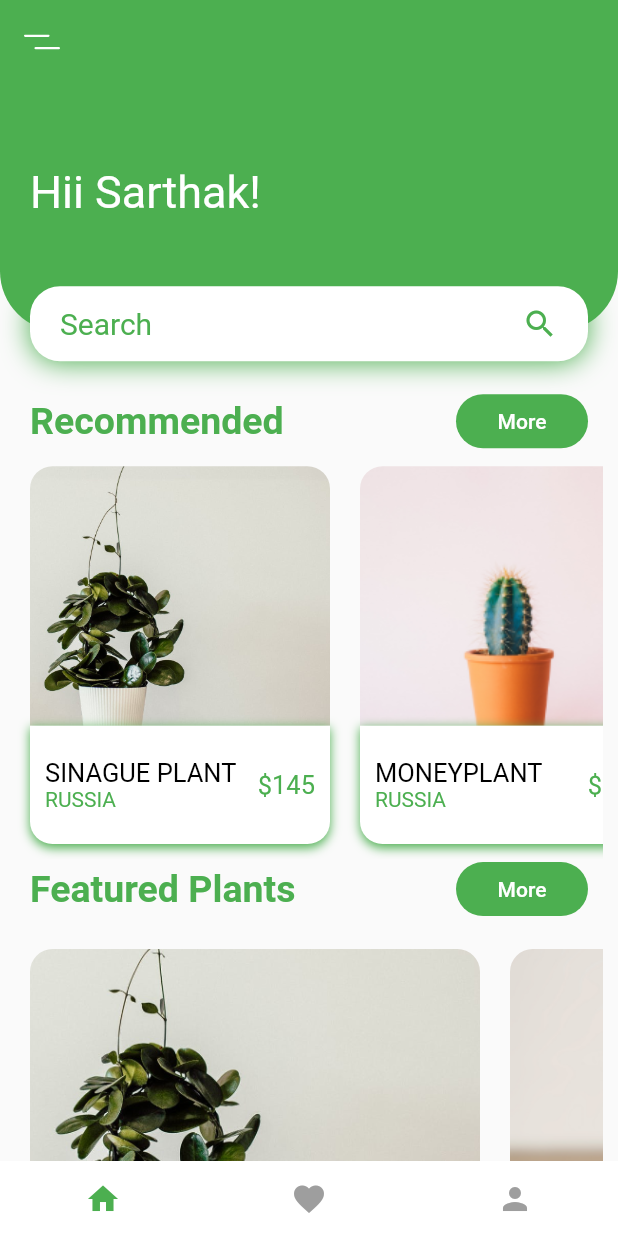
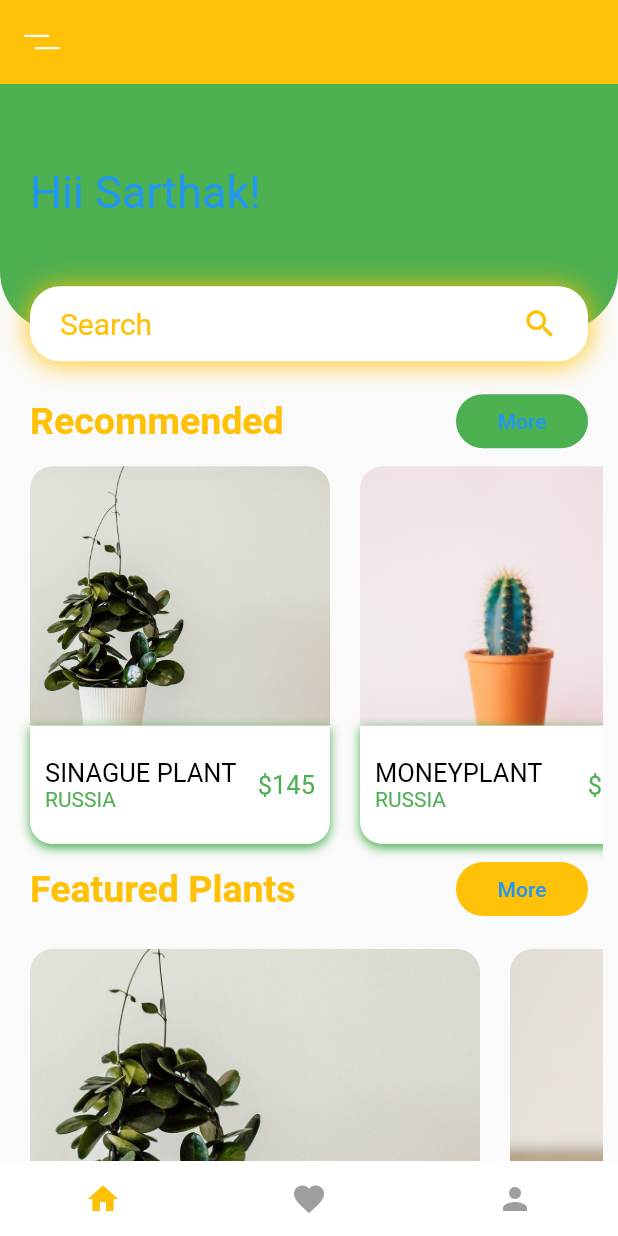
Before and after one commit to sarthaksinghsoamvanshi/plant_app, a Flutter app: the screen it shows after launch, on a phone screen of 412 x 824 dp. Run offline on Flutter 3.47's test engine with Material 2 defaults, Android fonts, the phone set to English and light mode, and no system bars; our stand-ins replace flutter_svg.

Commit message:
you commit

```diff
--- a/lib/home.dart
+++ b/lib/home.dart
@@ -7,8 +7,8 @@ class HomePage extends StatelessWidget {
   @override
   Widget build(BuildContext context) {
     Size size = MediaQuery.of(context).size;
-    var colg = Colors.green;
-    var colw = Colors.white;
+    var colg = Colors.amber;
+    var colw = Colors.blue;
     return Scaffold(
       appBar: AppBar(
         backgroundColor: colg,
```
